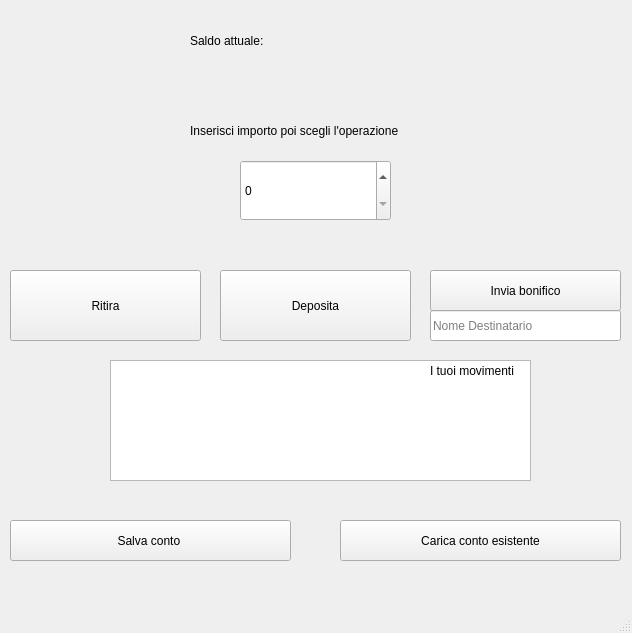
Before: the Qt Designer form MainWindow.ui in AndreaDiPietro0/BankAccount_DiPietro, drawn with Qt 5.
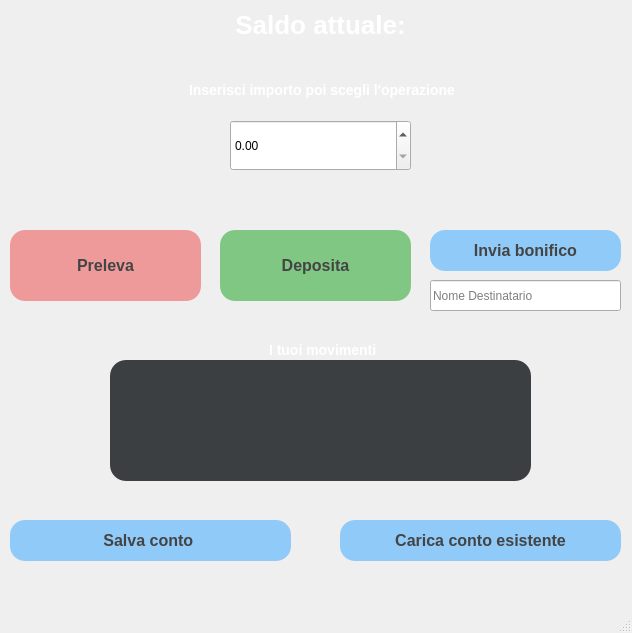
After: the same form once the commit is applied.

Patch:
```diff
--- a/MainWindow.ui
+++ b/MainWindow.ui
@@ -14,41 +14,72 @@
    <string>MainWindow</string>
   </property>
   <widget class="QWidget" name="centralwidget">
-   <widget class="QSpinBox" name="spinBoxImporto">
-    <property name="geometry">
-     <rect>
-      <x>240</x>
-      <y>160</y>
-      <width>151</width>
-      <height>61</height>
-     </rect>
-    </property>
-    <property name="maximum">
-     <number>100000000</number>
-    </property>
-   </widget>
    <widget class="QLabel" name="labelSaldo">
     <property name="geometry">
      <rect>
-      <x>190</x>
-      <y>20</y>
-      <width>131</width>
-      <height>41</height>
+      <x>170</x>
+      <y>0</y>
+      <width>301</width>
+      <height>51</height>
      </rect>
     </property>
+    <property name="font">
+     <font>
+      <family>Arial</family>
+      <pointsize>-1</pointsize>
+      <bold>true</bold>
+     </font>
+    </property>
+    <property name="styleSheet">
+     <string notr="true">QLabel#labelSaldo{ 
+    color: white; 
+    font-family: &quot;Arial&quot;, sans-serif; /* Tipo di font */
+    font-size: 26px; /* Grande */
+    font-weight: bold; /* Grassetto */
+    padding: 5px; /* Spaziatura interna */
+    border-bottom: 2px solid #cccccc; /* Sottolineatura grigia */
+}</string>
+    </property>
     <property name="text">
      <string>Saldo attuale:</string>
     </property>
+    <property name="alignment">
+     <set>Qt::AlignmentFlag::AlignCenter</set>
+    </property>
    </widget>
    <widget class="QPushButton" name="btnDeposita">
     <property name="geometry">
      <rect>
       <x>220</x>
-      <y>270</y>
+      <y>230</y>
       <width>191</width>
       <height>71</height>
      </rect>
     </property>
+    <property name="font">
+     <font>
+      <family>Helvetica</family>
+      <pointsize>-1</pointsize>
+      <bold>true</bold>
+     </font>
+    </property>
+    <property name="styleSheet">
+     <string notr="true">QPushButton {
+    background-color: #81C784; /* verde */
+    color: #444444;             
+    border-radius: 15px;       /* bordi arrotondati */
+    padding: 10px 20px;       /* spaziatura interna */
+    font-size: 16px;          
+    font-weight: bold;       
+    border: none;           
+}
+QPushButton:hover {
+    background-color: #66BB6A; /* colore + scuro al passaggio */
+}
+QPushButton:pressed {
+    background-color: #4CAF50; /* Colore ++ scuro se click */
+}</string>
+    </property>
     <property name="text">
      <string>Deposita</string>
     </property>
@@ -57,13 +88,37 @@
     <property name="geometry">
      <rect>
       <x>10</x>
-      <y>270</y>
+      <y>230</y>
       <width>191</width>
       <height>71</height>
      </rect>
     </property>
+    <property name="font">
+     <font>
+      <family>Helvetica</family>
+      <pointsize>-1</pointsize>
+      <bold>true</bold>
+     </font>
+    </property>
+    <property name="styleSheet">
+     <string notr="true">QPushButton {
+    background-color: #EF9A9A; /* rosso */
+    color: #444444;
+    border-radius: 15px;
+    padding: 10px 20px;
+    font-size: 16px;
+    font-weight: bold;
+    border: none;
+}
+QPushButton:hover {
+    background-color: #E57373; /* rosso + scuro al passaggio */
+}
+QPushButton:pressed {
+    background-color: #F44336; /* rosso ++ scuro al click */
+}</string>
+    </property>
     <property name="text">
-     <string>Ritira</string>
+     <string>Preleva</string>
     </property>
    </widget>
    <widget class="QPushButton" name="btnSave">
@@ -75,6 +130,30 @@
       <height>41</height>
      </rect>
     </property>
+    <property name="font">
+     <font>
+      <family>Helvetica</family>
+      <pointsize>-1</pointsize>
+      <bold>true</bold>
+     </font>
+    </property>
+    <property name="styleSheet">
+     <string notr="true">QPushButton {
+    background-color: #90CAF9; /* blu */
+    color: #444444;
+    border-radius: 15px;
+    padding: 10px 20px;
+    font-size: 16px;
+    font-weight: bold;
+    border: none;
+}
+QPushButton:hover {
+    background-color: #64B5F6; /* blu+ più scuro al passaggio */
+}
+QPushButton:pressed {
+    background-color: #2196F3; /* Blu++ scuro se click */
+}</string>
+    </property>
     <property name="text">
      <string>Salva conto </string>
     </property>
@@ -88,6 +167,30 @@
       <height>41</height>
      </rect>
     </property>
+    <property name="font">
+     <font>
+      <family>Helvetica</family>
+      <pointsize>-1</pointsize>
+      <bold>true</bold>
+     </font>
+    </property>
+    <property name="styleSheet">
+     <string notr="true">QPushButton {
+    background-color: #90CAF9; /* blu */
+    color: #444444;
+    border-radius: 15px;
+    padding: 10px 20px;
+    font-size: 16px;
+    font-weight: bold;
+    border: none;
+}
+QPushButton:hover {
+    background-color: #64B5F6; /* blu+ più scuro al passaggio */
+}
+QPushButton:pressed {
+    background-color: #2196F3; /* Blu++ scuro se click */
+}</string>
+    </property>
     <property name="text">
      <string>Carica conto esistente</string>
     </property>
@@ -96,11 +199,35 @@
     <property name="geometry">
      <rect>
       <x>430</x>
-      <y>270</y>
+      <y>230</y>
       <width>191</width>
       <height>41</height>
      </rect>
     </property>
+    <property name="font">
+     <font>
+      <family>Helvetica</family>
+      <pointsize>-1</pointsize>
+      <bold>true</bold>
+     </font>
+    </property>
+    <property name="styleSheet">
+     <string notr="true">QPushButton {
+    background-color: #90CAF9; /* blu */
+    color: #444444;
+    border-radius: 15px;
+    padding: 10px 20px;
+    font-size: 16px;
+    font-weight: bold;
+    border: none;
+}
+QPushButton:hover {
+    background-color: #64B5F6; /* blu+ più scuro al passaggio */
+}
+QPushButton:pressed {
+    background-color: #2196F3; /* Blu++ scuro se click */
+}</string>
+    </property>
     <property name="text">
      <string>Invia bonifico</string>
     </property>
@@ -109,11 +236,16 @@
     <property name="geometry">
      <rect>
       <x>430</x>
-      <y>310</y>
+      <y>280</y>
       <width>191</width>
       <height>31</height>
      </rect>
     </property>
+    <property name="font">
+     <font>
+      <family>Helvetica</family>
+     </font>
+    </property>
     <property name="placeholderText">
      <string>Nome Destinatario</string>
     </property>
@@ -127,33 +259,105 @@
       <height>121</height>
      </rect>
     </property>
+    <property name="font">
+     <font>
+      <family>Helvetica</family>
+      <pointsize>14</pointsize>
+      <italic>false</italic>
+      <bold>false</bold>
+     </font>
+    </property>
+    <property name="styleSheet">
+     <string notr="true">QListWidget {
+    border-radius: 16px;       
+    background-color: #3C3F41; 
+    padding: 5px;             
+}
+
+QListWidget::item {
+    padding: 5px; 
+}
+QListWidget::item:selected {
+    background-color: #e0e0e0; 
+    color: #000000;           
+}</string>
+    </property>
    </widget>
-   <widget class="QLabel" name="labelSaldo_3">
+   <widget class="QLabel" name="labelMovimenti">
     <property name="geometry">
      <rect>
-      <x>430</x>
-      <y>350</y>
-      <width>101</width>
+      <x>260</x>
+      <y>330</y>
+      <width>121</width>
       <height>41</height>
      </rect>
     </property>
+    <property name="font">
+     <font>
+      <family>Helvetica</family>
+      <pointsize>-1</pointsize>
+      <italic>false</italic>
+      <bold>true</bold>
+     </font>
+    </property>
+    <property name="styleSheet">
+     <string notr="true">QLabel#labelMovimenti{ 
+    color: white; 
+    font-size: 14px; /* Grande */
+    font-weight: bold; /* Grassetto */
+    padding: 5px; /* Spaziatura interna */
+    border-bottom: 2px solid #cccccc; /* Sottolineatura grigia */
+}</string>
+    </property>
     <property name="text">
      <string>I tuoi movimenti</string>
     </property>
    </widget>
-   <widget class="QLabel" name="labelSaldo_4">
+   <widget class="QLabel" name="labeInsImp">
     <property name="geometry">
      <rect>
-      <x>190</x>
-      <y>110</y>
-      <width>251</width>
+      <x>180</x>
+      <y>70</y>
+      <width>371</width>
       <height>41</height>
      </rect>
     </property>
+    <property name="font">
+     <font>
+      <family>Arial</family>
+      <pointsize>-1</pointsize>
+      <bold>true</bold>
+     </font>
+    </property>
+    <property name="styleSheet">
+     <string notr="true">QLabel#labeInsImp{ 
+    color: white; 
+    font-family: &quot;Arial&quot;, sans-serif; /* Tipo di font */
+    font-size: 14px; /* Grande */
+    font-weight: bold; /* Grassetto */
+    padding: 5px; /* Spaziatura interna */
+    border-bottom: 2px solid #cccccc; /* Sottolineatura grigia */
+}</string>
+    </property>
     <property name="text">
      <string>Inserisci importo poi scegli l'operazione</string>
     </property>
    </widget>
+   <widget class="QDoubleSpinBox" name="spinBoxImporto">
+    <property name="geometry">
+     <rect>
+      <x>230</x>
+      <y>120</y>
+      <width>181</width>
+      <height>51</height>
+     </rect>
+    </property>
+    <property name="font">
+     <font>
+      <family>Helvetica</family>
+     </font>
+    </property>
+   </widget>
   </widget>
   <widget class="QMenuBar" name="menubar">
    <property name="geometry">
```
